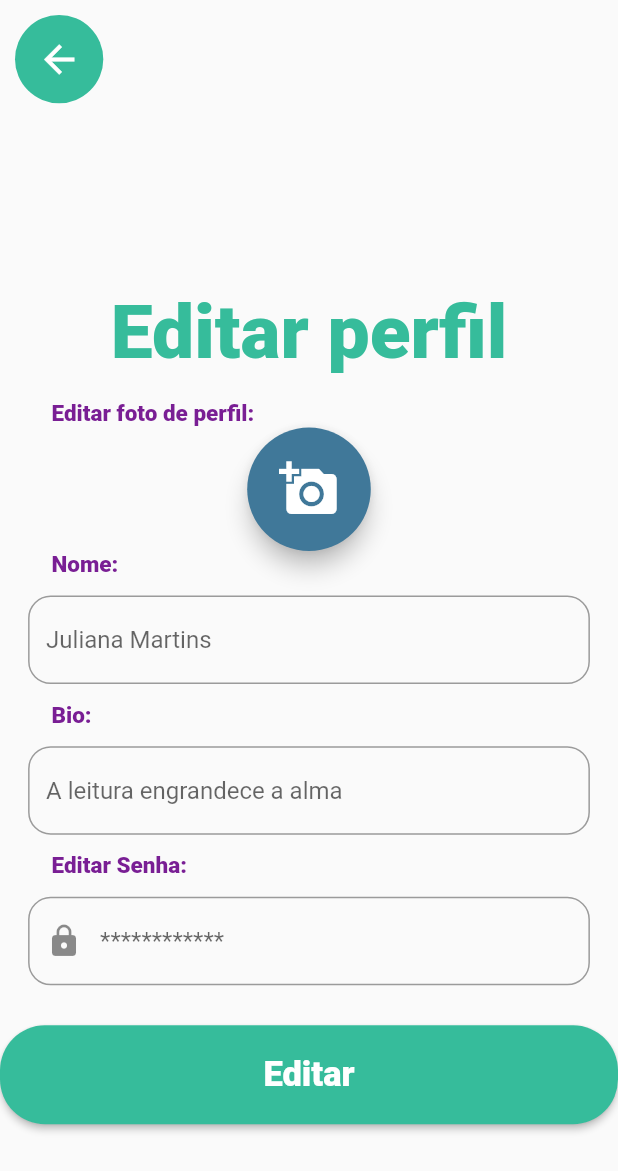
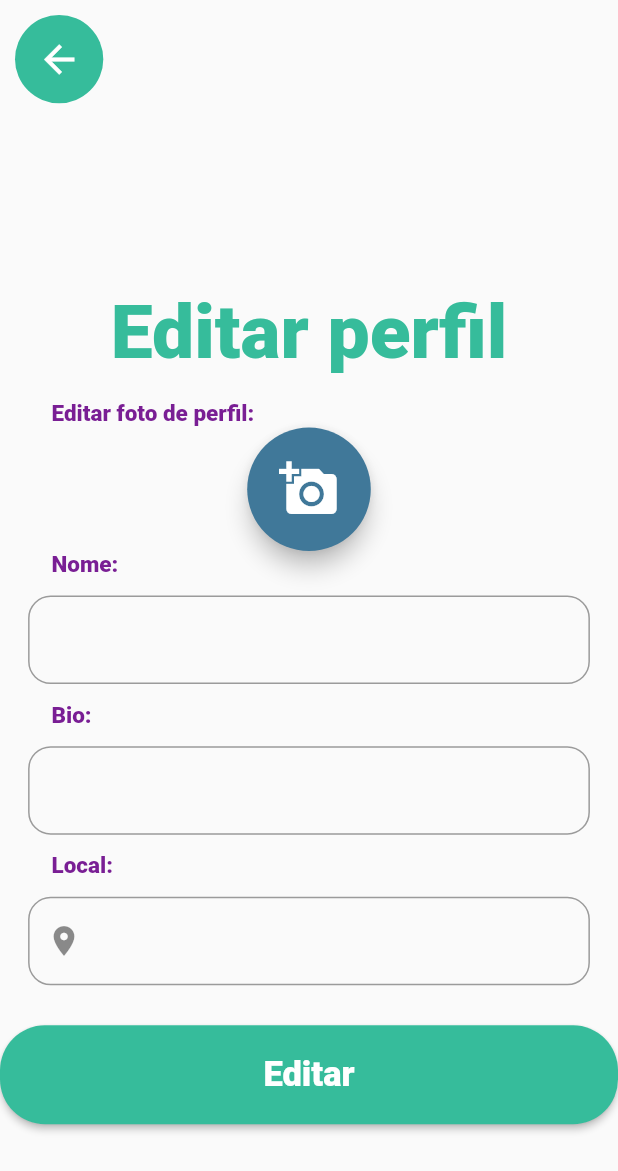
Before and after one commit to PHLeite/Find-a-Book, a Flutter app: the screen it shows once a user with an empty profile is signed in, item 3 of the bottom bar chosen, after a tap on "Editar Perfil", on a phone screen of 412 x 824 dp. Shown: the top 1171 px of the screen. Run offline on Flutter 3.47's test engine with Material 2 defaults, Android fonts, the phone set to English and light mode, and no system bars; our stand-ins replace cloud_firestore, file_picker, firebase_auth, firebase_core, firebase_storage; accounts and stored records are empty; network calls fail.

Commit message:
Finalizando Perfil, e edição de Perfil

```diff
--- a/lib/pages/home/index.dart
+++ b/lib/pages/home/index.dart
@@ -39,10 +39,7 @@ class _HomePageState extends State<HomePage> {
             label: 'Cadastrar'
           ),
           BottomNavigationBarItem(
-            icon: CircleAvatar(
-              radius: 14,
-              backgroundImage: NetworkImage('https://voxnews.com.br/wp-content/uploads/2017/04/unnamed.png'),
-            ),
+            icon: Icon(Icons.person),
             label: 'Perfil'
           ),
 
--- a/lib/pages/perfil/controller/info_perfil.dart
+++ /dev/null
@@ -1,42 +0,0 @@
-import 'package:flutter/material.dart';
-
-class InfoPerfil extends StatefulWidget {
-  final String num;
-  final String name;
-  const InfoPerfil(this.name, this.num, { Key? key }) : super(key: key);
-
-  @override
-  _InfoPerfilState createState() => _InfoPerfilState();
-}
-
-class _InfoPerfilState extends State<InfoPerfil> {
-  @override
-  Widget build(BuildContext context) {
-
-    return Container(
-      width: MediaQuery.of(context).size.width/3,
-      child: Column(children: [
-        Row(
-        children: [Padding(
-          padding: EdgeInsets.only(left: 30),
-          child: Column(children: [
-            Text(
-              widget.num,
-              style: TextStyle(
-                fontWeight: FontWeight.bold,
-                fontSize: 18
-              ),
-            ),
-            Text(
-              widget.name,
-              style: TextStyle(
-                fontSize: 14,
-              ),
-            )
-          ],),
-       )],
-      )
-      ],),
-    );
-  }
-}
--- a/lib/pages/perfil/editarperfil.dart
+++ b/lib/pages/perfil/editarperfil.dart
@@ -1,4 +1,10 @@
+import 'dart:io';
+
+import 'package:cloud_firestore/cloud_firestore.dart';
+import 'package:file_picker/file_picker.dart';
 import 'package:find_a_book/core/cores.dart';
+import 'package:firebase_auth/firebase_auth.dart';
+import 'package:firebase_storage/firebase_storage.dart';
 import 'package:flutter/cupertino.dart';
 import 'package:flutter/material.dart';
 
@@ -10,13 +16,31 @@ class Editar extends StatefulWidget {
 }
 
 class _EditarState extends State<Editar> {
+  CollectionReference users = FirebaseFirestore.instance.collection('users');
+  String? email = FirebaseAuth.instance.currentUser!.email;
   final formKey = GlobalKey<FormState>();
-  final senha = TextEditingController();
+
+  final local = TextEditingController();
   final nome = TextEditingController();
   final bio = TextEditingController();
+  File? file;
 
   bool loading = false;
 
+  updatePerfil() async{
+    if(local.text != ''){
+      await users.doc(email).update({'local': local.text});
+    }
+    if(bio.text != ''){
+      await users.doc(email).update({'bio': bio.text});
+    }
+    if(nome.text != ''){
+      await users.doc(email).update({'nome': nome.text});
+    }
+    if(file != null){
+      uploadFoto();
+    }
+  }
   @override
   Widget build(BuildContext context) {
     return Scaffold(
@@ -85,7 +109,9 @@ class _EditarState extends State<Editar> {
                       height: MediaQuery.of(context).size.width/5,
                       child: FloatingActionButton(
                         backgroundColor: Cores.azul,
-                        onPressed: () {},
+                        onPressed: () {
+                          escolherFoto();
+                        },
                         child: Icon(
                           Icons.add_a_photo,
                           color: Colors.white,
@@ -119,7 +145,7 @@ class _EditarState extends State<Editar> {
                             border: OutlineInputBorder(
                                 borderRadius:
                                     BorderRadius.all(Radius.circular(15))),
-                            hintText: 'Juliana Martins'),
+                        ),
                       ),
                     ),
                     Container(
@@ -143,14 +169,14 @@ class _EditarState extends State<Editar> {
                             border: OutlineInputBorder(
                                 borderRadius:
                                     BorderRadius.all(Radius.circular(15))),
-                            hintText: 'A leitura engrandece a alma'),
+                        ),
                       ),
                     ),
                     Container(
                       width: MediaQuery.of(context).size.width / 1.2,
                       alignment: Alignment.centerLeft,
                       child: Text(
-                        'Editar Senha:',
+                        'Local: ',
                         style: TextStyle(
                             color: Cores.roxo,
                             fontWeight: FontWeight.w800,
@@ -162,12 +188,10 @@ class _EditarState extends State<Editar> {
                       width: MediaQuery.of(context).size.width / 1.1,
                       alignment: Alignment.center,
                       child: TextFormField(
-                        controller: senha,
+                        controller: local,
                         validator: (value) {
                           if (value!.isEmpty) {
                             return ('Esse campo é obrigatório!');
-                          } else if (value.length < 5) {
-                            return ('A senha deve ter no mínimo 6 caracteres!');
                           }
                         },
                         obscureText: true,
@@ -175,8 +199,8 @@ class _EditarState extends State<Editar> {
                             border: OutlineInputBorder(
                                 borderRadius:
                                     BorderRadius.all(Radius.circular(15))),
-                            prefixIcon: Icon(Icons.lock),
-                            hintText: '************'),
+                            prefixIcon: Icon(Icons.location_on_sharp),
+                        ),
                       ),
                     ),
                   ],
@@ -189,6 +213,7 @@ class _EditarState extends State<Editar> {
               height: MediaQuery.of(context).size.height / 12.5,
               child: ElevatedButton(
                 onPressed: () {
+                  updatePerfil();
                   Navigator.of(context).pop();
                 },
                 child: Text(
@@ -214,4 +239,19 @@ class _EditarState extends State<Editar> {
       ),
     );
   }
+  Future escolherFoto() async {
+    final result = await FilePicker.platform.pickFiles(allowMultiple: false);
+    if (result == null) return;
+    final path = result.files.single.path!;
+
+    setState(() => file = File(path));
+  }
+
+  Future uploadFoto() async {
+    if (file == null) return;
+    await FirebaseStorage.instance
+        .ref('uploads/$email/fotoDePerfil')
+        .putFile(file!);
+    print("DEU CERTO POW");
+  }
 }
--- a/lib/pages/perfil/perfil.dart
+++ b/lib/pages/perfil/perfil.dart
@@ -1,9 +1,6 @@
-import 'dart:io';
 
 import 'package:cloud_firestore/cloud_firestore.dart';
 import 'package:find_a_book/core/cores.dart';
-import 'package:find_a_book/db/perfil_repository.dart';
-import 'package:find_a_book/pages/perfil/controller/info_perfil.dart';
 import 'package:find_a_book/pages/perfil/editarperfil.dart';
 import 'package:find_a_book/services/auth.service.dart';
 import 'package:find_a_book/shared/components/livrosUI.dart';
@@ -23,7 +20,7 @@ class Perfil extends StatefulWidget {
 class _PerfilState extends State<Perfil> {
   CollectionReference users = FirebaseFirestore.instance.collection('users');
   String? email = FirebaseAuth.instance.currentUser!.email;
-  String path = 'https://voxnews.com.br/wp-content/uploads/2017/04/unnamed.png';
+  String path = '';
 
   @override
   Widget build(BuildContext context) {
@@ -47,6 +44,9 @@ class _PerfilState extends State<Perfil> {
           if (true) {
             Map<String, dynamic> data =
                 snapshot.data!.data() as Map<String, dynamic>;
+            if(path == ''){
+              printUrl();
+            }
             return Scaffold(
               backgroundColor: Colors.white,
               body: ListView(
@@ -113,7 +113,7 @@ class _PerfilState extends State<Perfil> {
                       padding: const EdgeInsets.only(left: 15, right: 15),
                       child: Container(
                         child: Text(
-                          'A leitura engrandece a alma',
+                          data['bio'],
                           style: TextStyle(fontSize: 14),
                         ),
                       ),
@@ -170,21 +170,28 @@ class _PerfilState extends State<Perfil> {
                       ),
                     ),
                   ),
-                  Row(
-                    children: [
-                      InfoPerfil('seguidores', '26K'),
-                      InfoPerfil('Vendas', '255'),
-                      InfoPerfil('A venda', '28'),
-                    ],
-                  ),
                   Padding(
-                    padding: const EdgeInsets.all(15),
-                    child: Divider(
-                      height: 1,
-                      thickness: 0.1,
-                      color: Cores.cinza,
+                    padding: const EdgeInsets.only(bottom: 15),
+                    child: Container(
+                      width: MediaQuery.of(context).size.width,
+                      child: Center(child: Column(children: [
+                        Text(
+                '3',
+                style: TextStyle(
+                    fontWeight: FontWeight.bold,
+                    fontSize: 18
+                ),
+              ),
+              Text(
+                'A venda',
+                style: TextStyle(
+                    fontSize: 14,
+                ),
+              )
+                      ],))
                     ),
                   ),
+
                   Center(
                     child: Padding(
                       padding: const EdgeInsets.only(bottom: 15),
@@ -388,10 +395,25 @@ class _PerfilState extends State<Perfil> {
   }
 
   printUrl() async {
-    var ref = FirebaseStorage.instance.ref().child('uploads/$email/foto.png');
-    String url = (await ref.getDownloadURL()).toString();
-    setState(() {
-      path = url;
-    });
+    try{
+      var ref = FirebaseStorage.instance.ref().child('uploads/$email/fotoDePerfil');
+     String url = (await ref.getDownloadURL()).toString();
+     print("$url");
+      if(url != ''){
+        setState(() {
+          path = url;
+        });
+      }else{
+        print("Deu bosta");
+        setState(() {
+          path = 'https://voxnews.com.br/wp-content/uploads/2017/04/unnamed.png';
+        });
+      }
+    } on Exception catch (e){
+      setState(() {
+          path = 'https://voxnews.com.br/wp-content/uploads/2017/04/unnamed.png';
+        });
+      print("Deu merda");
+    }
   }
 }
--- a/lib/pages/registre/registre.dart
+++ b/lib/pages/registre/registre.dart
@@ -34,6 +34,7 @@ class _RegistreState extends State<Registre> {
       setState(() => loading = true);
       await context.read<AuthService>().registrar(email.text, senha.text);
       users.doc(email.text).set({
+        'bio': null,
         'nome': nome.text,
         'perfil': null,
         'linkZap': null,
```
Also changed, not shown: lib/pages/cadastrar_livro/cadastrar.dart (+62 -3 lines).
